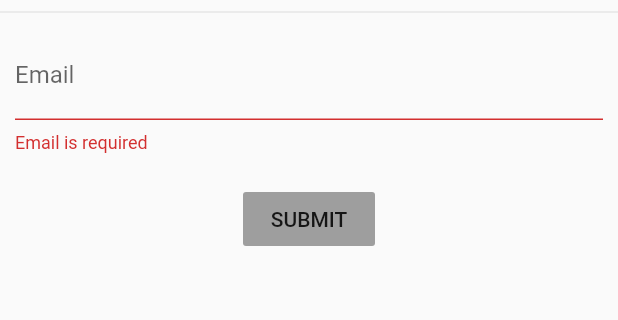
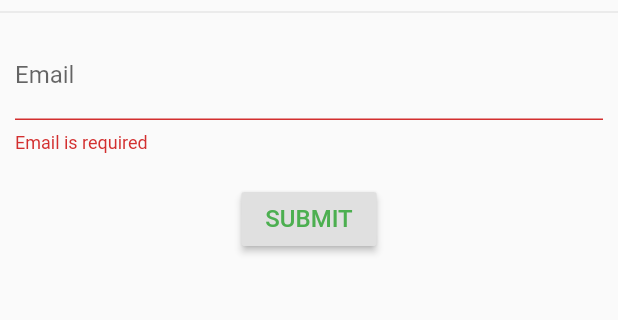
Before and after one commit to durrello/scholar_app, a Flutter app: the RetrivePasswordScreen screen opened directly, after a tap on "SUBMIT", on a phone screen of 412 x 824 dp, the part 558-878 px from its top. Run offline on Flutter 3.47's test engine with Material 2 defaults, Android fonts, the phone set to English and light mode, and no system bars; our stand-ins replace animated_splash_screen, file_picker, google_sign_in, hexcolor, page_transition, rflutter_alert and 1 more; missing offline and left inert: flutter_overboard.

Commit message:
fixing bugs

```diff
--- a/lib/src/models/validation/mobile_phone_number.dart
+++ b/lib/src/models/validation/mobile_phone_number.dart
@@ -6,7 +6,7 @@ class MobilePhoneNumberForm extends StatefulWidget {
 }
 
 class _MobilePhoneNumberFormFormState extends State<MobilePhoneNumberForm> {
-  int phone;
+  String phone;
 
   @override
   Widget build(BuildContext context) {
@@ -26,7 +26,7 @@ class _MobilePhoneNumberFormFormState extends State<MobilePhoneNumberForm> {
           }
         },
         onSaved: (String value){
-          phone = value as int;
+          phone = value;
         },
       );
   }
--- a/lib/src/models/validation/phone_number.dart
+++ b/lib/src/models/validation/phone_number.dart
@@ -6,7 +6,7 @@ class PhoneNumberForm extends StatefulWidget {
 }
 
 class _PhoneNumberFormState extends State<PhoneNumberForm> {
-  int phone;
+  String phone;
 
   @override
   Widget build(BuildContext context) {
@@ -26,7 +26,7 @@ class _PhoneNumberFormState extends State<PhoneNumberForm> {
           }
         },
         onSaved: (String value){
-          phone = value as int;
+          phone = value;
         },
       );
   }
--- a/lib/src/screens/auth/retrieve_password.dart
+++ b/lib/src/screens/auth/retrieve_password.dart
@@ -1,6 +1,5 @@
 import 'package:flutter/material.dart';
 import 'package:flutter/rendering.dart';
-
 
 //imported 3rd party packages
 import 'package:rflutter_alert/rflutter_alert.dart';
@@ -27,8 +26,9 @@ class _RetrivePasswordState extends State<RetrivePasswordScreen> {
     return Container(
       margin: EdgeInsets.fromLTRB(10, 5, 10, 10),
       child: TextFormField(
-        decoration:
-            InputDecoration(labelText: 'Email',),
+        decoration: InputDecoration(
+          labelText: 'Email',
+        ),
         keyboardType: TextInputType.emailAddress,
         validator: (String value) {
           if (value.isEmpty) {
@@ -127,16 +127,16 @@ class _RetrivePasswordState extends State<RetrivePasswordScreen> {
                       _buildEmailField(),
                       Container(
                         margin: EdgeInsets.fromLTRB(0, 10, 0, 10),
-                        child: FlatButton(
-                          color: grey,
-                          splashColor: primary,
+                        child: RaisedButton(
+                          //color: grey,
                           onPressed: () {
                             if (!_formkey.currentState.validate()) {
                             } else {
                               return verify();
                             }
                           },
-                          child: Text("SUBMIT"),
+                          child: Text("SUBMIT",
+                              style: TextStyle(color: green, fontSize: 16)),
                         ),
                       ),
                     ],
```
Also changed, not shown: lib/src/screens/auth/signup.dart (+4 -11 lines). Lines whose indentation alone changed are shown as unchanged.
